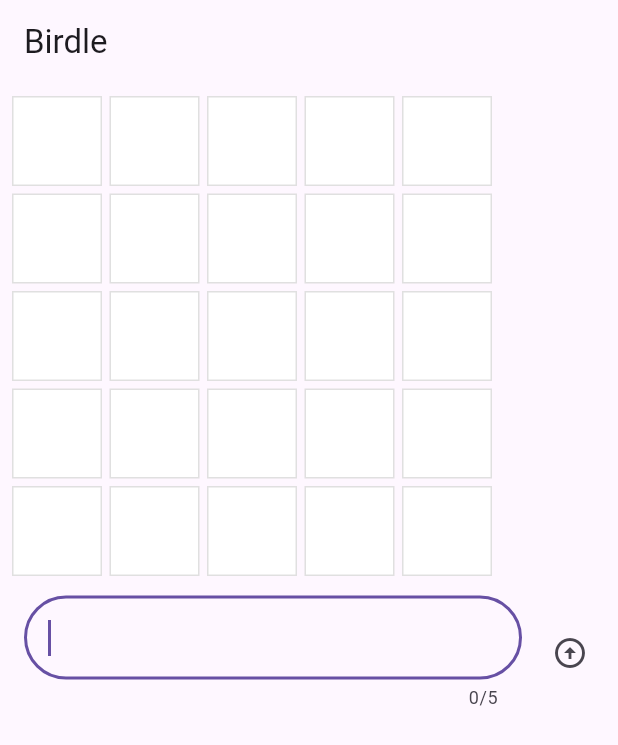
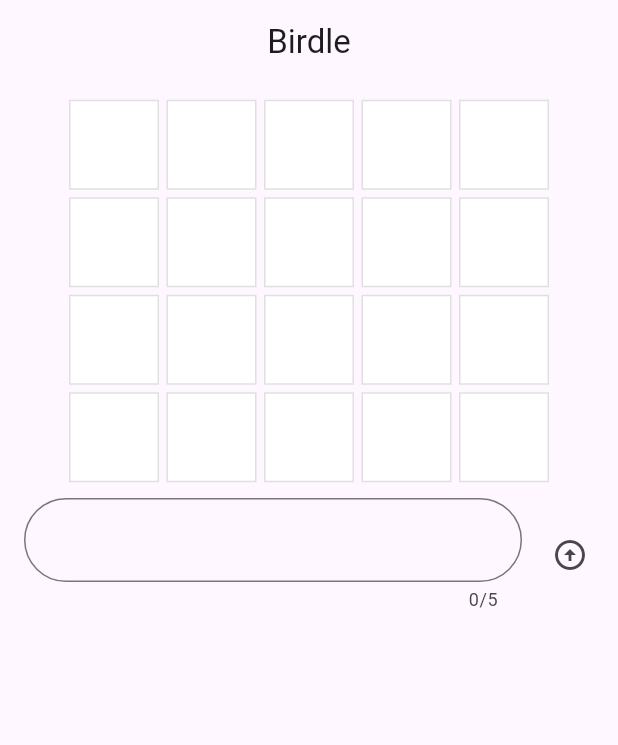
Before and after one commit to WSU-CPTS322-SP26/WSU_Routes, a Flutter app: the screen it shows after launch, after a tap on the "arrow circle up" icon, on a phone screen of 412 x 824 dp. Shown: the top 745 px of the screen. Run offline on Flutter 3.47's test engine with Material 3 defaults, Android fonts, the phone set to English and light mode, and no system bars.

Commit message:
birdle codelab finished

```diff
--- a/hunter_test/birdle/lib/main.dart
+++ b/hunter_test/birdle/lib/main.dart
@@ -14,7 +14,7 @@
     return MaterialApp(
       home: Scaffold(
         appBar: AppBar(
-          title: Align(alignment: Alignment.centerLeft, child: Text('Birdle')),
+          title: Align(alignment: Alignment.center, child: Text('Birdle')),
         ),
         body: Center(child: GamePage()),
       ),
@@ -22,37 +22,48 @@
   }
 }
 
-class GamePage extends StatelessWidget {
-  GamePage({super.key});
-  // This object is part of the game.dart file.
-  // It manages wordle logic, and is outside the scope of this tutorial.
+class _GamePageState extends State<GamePage> {
   final Game _game = Game();
 
   @override
   Widget build(BuildContext context) {
-    // TODO: Replace with screen contents
     return Padding(
       padding: const EdgeInsets.all(8.0),
-
       child: Column(
-        spacing: 5.0,
         children: [
           for (var guess in _game.guesses)
             Row(
-              spacing: 5.0,
+              mainAxisAlignment: MainAxisAlignment.center,
               children: [
-                for (var letter in guess) Tile(letter.char, letter.type),
+                for (var letter in guess)
+                  Padding(
+                    padding: const EdgeInsets.symmetric(
+                      horizontal: 2.5,
+                      vertical: 2.5,
+                    ),
+                    child: Tile(letter.char, letter.type),
+                  ),
               ],
             ),
           GuessInput(
             onSubmitGuess: (String guess) {
-              print(guess);
+              setState(() {
+                _game.guess(guess);
+              });
             },
           ),
         ],
       ),
     );
   }
+}
+
+class GamePage extends StatefulWidget {
+  GamePage({super.key});
+  // This object is part of the game.dart file.
+  // It manages wordle logic, and is outside the scope of this tutorial.
+  @override
+  State<GamePage> createState() => _GamePageState();
 }
 
 class GuessInput extends StatelessWidget {
@@ -97,7 +108,7 @@
           padding: EdgeInsets.zero,
           icon: Icon(Icons.arrow_circle_up),
           onPressed: () {
-             _onSubmit();
+            _onSubmit();
           },
         ),
       ],
@@ -113,7 +124,8 @@
 
   @override
   Widget build(BuildContext context) {
-    return Container(
+    return AnimatedContainer(
+      duration: Duration(milliseconds: 500),
       width: 60,
       height: 60.0,
       decoration: BoxDecoration(
```
